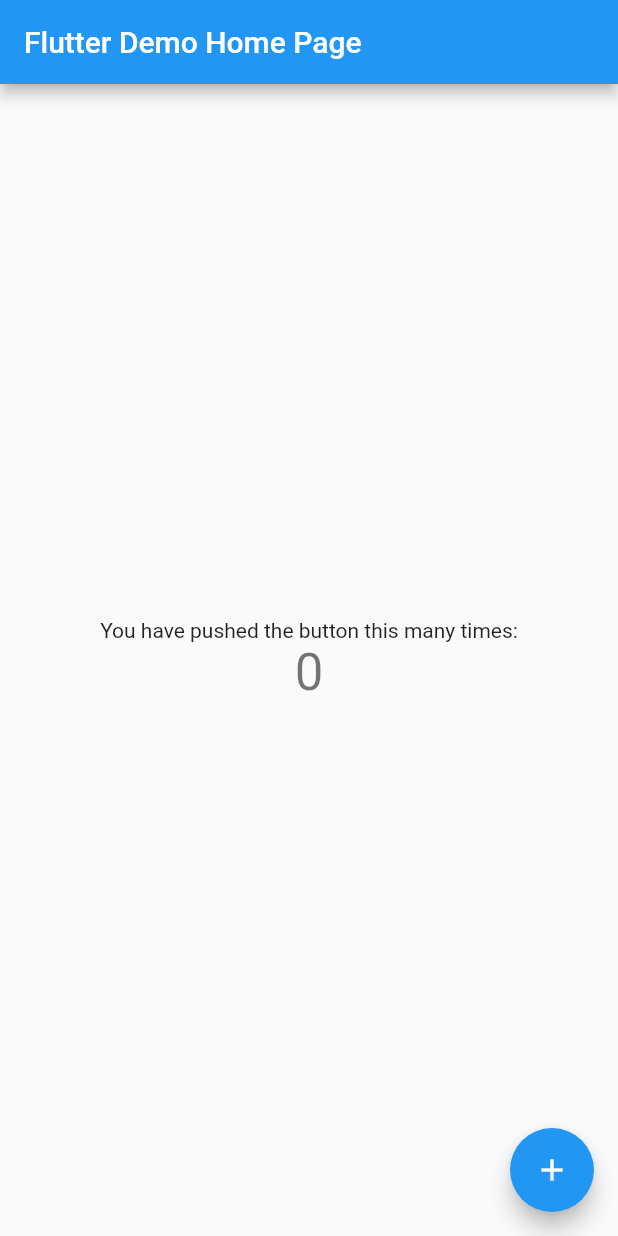
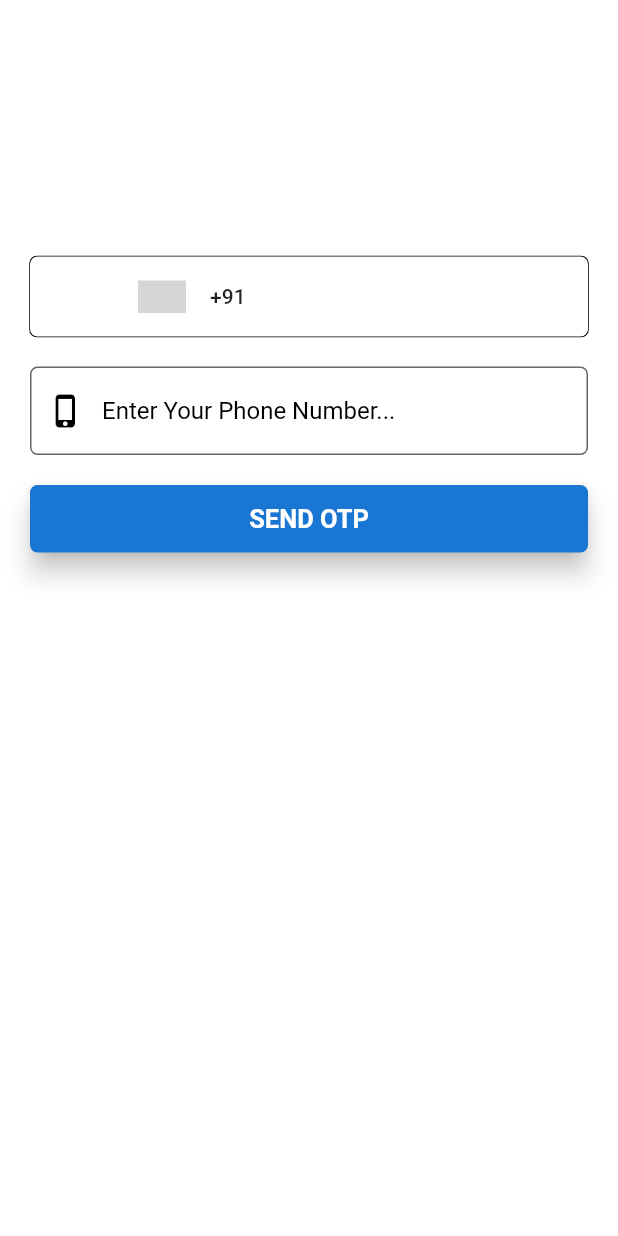
Before and after one commit to akshataBhosale/kisan, a Flutter app: the screen it shows after launch, on a phone screen of 412 x 824 dp. Run offline on Flutter 3.47's test engine with Material 2 defaults, Android fonts, the phone set to English and light mode, and no system bars; drawn by our look-alikes of country_code_picker; our stand-ins replace progress_dialog; grey boxes are pictures that could not be loaded.

Commit message:
MVVM, login otp, Verify with APIS

```diff
--- /dev/null
+++ b/lib/UI/Auth/LoginWithOTP.dart
@@ -0,0 +1,170 @@
+import 'dart:io';
+
+import 'package:country_code_picker/country_code_picker.dart';
+import 'package:flutter/cupertino.dart';
+import 'package:flutter/material.dart';
+import 'package:flutter/services.dart';
+import 'dart:async';
+
+import 'package:kisan/Helpers/constants.dart';
+import 'package:kisan/Helpers/helper.dart';
+import 'package:kisan/View%20Models/CustomViewModel.dart';
+import 'package:provider/provider.dart';
+import 'package:kisan/UI/Auth/LoginWithOTPVerify.dart';
+
+class LoginWithOTP extends StatefulWidget {
+  @override
+  _LoginWithOTPState createState() => _LoginWithOTPState();
+}
+
+class _LoginWithOTPState extends State<LoginWithOTP> {
+  String countryCode = '+91';
+  String phoneNo;
+  String errorMessage = '';
+
+  void _onCountryChange(CountryCode countryCode) {
+    //TODO : manipulate the selected country code here
+    print("New Country selected: " + countryCode.toString());
+    setState(() {
+      this.countryCode = countryCode.toString();
+    });
+  }
+
+  Future<void> _sendOTP() async {
+    Provider.of<CustomViewModel>(context, listen: false)
+        .sendOTP(this.countryCode + this.phoneNo, "OTP_IN")
+        .then((value) {
+      setState(() {
+        if (value == "error") {
+          //for unexpected error
+          errorMessage = value;
+        } else if (value == "Verification code sent") {
+          //for code 200
+          errorMessage = value;
+          //can be use to push to next screen
+          push(context, LoginWithOTPVerfy());
+        } else {
+          //for expected errors
+          errorMessage = value;
+        }
+      });
+    });
+  }
+
+  @override
+  void initState() {
+    super.initState();
+  }
+
+  @override
+  Widget build(BuildContext context) {
+    final screenHeight = MediaQuery.of(context).size.height;
+    final screenWidth = MediaQuery.of(context).size.width;
+
+    return Scaffold(
+      backgroundColor: Color(COLOR_BACKGROUND),
+      body: SingleChildScrollView(
+        child: Column(
+          mainAxisAlignment: MainAxisAlignment.center,
+          children: <Widget>[
+            SizedBox(
+              height: 100,
+            ),
+            Container(
+              margin: EdgeInsets.all(16.0),
+              child: Text(
+                errorMessage,
+                style: TextStyle(
+                    color: Color(COLOR_PRIMARY),
+                    fontWeight: FontWeight.bold,
+                    fontSize: 16.0),
+              ),
+            ),
+            Container(
+              width: screenWidth,
+              alignment: Alignment.centerLeft,
+              padding: EdgeInsets.only(left: 40),
+              margin: EdgeInsets.all(20.0),
+              decoration: new BoxDecoration(
+                  borderRadius: new BorderRadius.circular(5),
+                  color: Colors.white,
+                  boxShadow: [
+                    BoxShadow(color: Colors.black, spreadRadius: 0.5)
+                  ]),
+              child: CountryCodePicker(
+                onChanged: _onCountryChange,
+                // Initial selection and favorite can be one of code ('IT') OR dial_code('+39')
+                initialSelection: 'IN',
+                favorite: ['+91', 'IN'],
+                // optional. Shows only country name and flag
+                showCountryOnly: false,
+                // optional. Shows only country name and flag when popup is closed.
+                showOnlyCountryWhenClosed: false,
+                // optional. aligns the flag and the Text left
+                alignLeft: false,
+              ),
+            ),
+            Container(
+              margin: EdgeInsets.only(left: 20.0, right: 20.0),
+              child: TextField(
+                keyboardType: TextInputType.phone,
+                decoration: new InputDecoration(
+                    border: new OutlineInputBorder(
+                      borderRadius: const BorderRadius.all(
+                        const Radius.circular(5.0),
+                      ),
+                    ),
+                    filled: true,
+                    prefixIcon: Icon(
+                      Icons.phone_iphone,
+                      color: Color(COLOR_TEXT_BLACK),
+                    ),
+                    hintStyle: new TextStyle(color: Color(COLOR_TEXT_BLACK)),
+                    hintText: "Enter Your Phone Number...",
+                    fillColor: Color(COLOR_WHITE)),
+                onChanged: (value) {
+                  this.phoneNo = value;
+                },
+              ),
+            ),
+            Container(
+              margin: EdgeInsets.all(20.0),
+              width: double.infinity,
+              height: 45.0,
+              child: RaisedButton(
+                shape: RoundedRectangleBorder(
+                    borderRadius: BorderRadius.circular(5)),
+                onPressed: () {
+                  this.phoneNo == null
+                      ? setState(() {
+                          errorMessage = 'Phone number field required!';
+                        })
+                      : setState(() {
+                          errorMessage = 'Please wait...';
+                          // sendotp();
+                          _sendOTP();
+                        });
+                },
+                child: Text(
+                  "SEND OTP",
+                  style: TextStyle(
+                      color: Color(COLOR_BACKGROUND),
+                      fontSize: 17.0,
+                      fontWeight: FontWeight.bold),
+                ),
+                elevation: 7.0,
+                color: Color(COLOR_PRIMARY),
+              ),
+            ),
+            SizedBox(
+              height: 10,
+            ),
+            SizedBox(
+              height: 100,
+            ),
+          ],
+        ),
+      ),
+    );
+  }
+}
--- a/lib/main.dart
+++ b/lib/main.dart
@@ -1,113 +1,21 @@
 import 'package:flutter/material.dart';
+import 'package:provider/provider.dart';
 
-void main() {
-  runApp(MyApp());
+import 'UI/Auth/LoginWithOTP.dart';
+import 'View Models/CustomViewModel.dart';
+
+void main() async {
+  WidgetsFlutterBinding.ensureInitialized();
+
+  runApp(
+    MultiProvider(
+        providers: [
+          ChangeNotifierProvider(
+              create: (context) => CustomViewModel(),
+              child: MaterialApp(
+                  debugShowCheckedModeBanner: false, home: LoginWithOTP())),
+        ],
+        child: MaterialApp(
+            debugShowCheckedModeBanner: false, home: LoginWithOTP())),
+  );
 }
-
-class MyApp extends StatelessWidget {
-  // This widget is the root of your application.
-  @override
-  Widget build(BuildContext context) {
-    return MaterialApp(
-      title: 'Flutter Demo',
-      theme: ThemeData(
-        // This is the theme of your application.
-        //
-        // Try running your application with "flutter run". You'll see the
-        // application has a blue toolbar. Then, without quitting the app, try
-        // changing the primarySwatch below to Colors.green and then invoke
-        // "hot reload" (press "r" in the console where you ran "flutter run",
-        // or simply save your changes to "hot reload" in a Flutter IDE).
-        // Notice that the counter didn't reset back to zero; the application
-        // is not restarted.
-        primarySwatch: Colors.blue,
-      ),
-      home: MyHomePage(title: 'Flutter Demo Home Page'),
-    );
-  }
-}
-
-class MyHomePage extends StatefulWidget {
-  MyHomePage({Key key, this.title}) : super(key: key);
-
-  // This widget is the home page of your application. It is stateful, meaning
-  // that it has a State object (defined below) that contains fields that affect
-  // how it looks.
-
-  // This class is the configuration for the state. It holds the values (in this
-  // case the title) provided by the parent (in this case the App widget) and
-  // used by the build method of the State. Fields in a Widget subclass are
-  // always marked "final".
-
-  final String title;
-
-  @override
-  _MyHomePageState createState() => _MyHomePageState();
-}
-
-class _MyHomePageState extends State<MyHomePage> {
-  int _counter = 0;
-
-  void _incrementCounter() {
-    setState(() {
-      // This call to setState tells the Flutter framework that something has
-      // changed in this State, which causes it to rerun the build method below
-      // so that the display can reflect the updated values. If we changed
-      // _counter without calling setState(), then the build method would not be
-      // called again, and so nothing would appear to happen.
-      _counter++;
-    });
-  }
-
-  @override
-  Widget build(BuildContext context) {
-    // This method is rerun every time setState is called, for instance as done
-    // by the _incrementCounter method above.
-    //
-    // The Flutter framework has been optimized to make rerunning build methods
-    // fast, so that you can just rebuild anything that needs updating rather
-    // than having to individually change instances of widgets.
-    return Scaffold(
-      appBar: AppBar(
-        // Here we take the value from the MyHomePage object that was created by
-        // the App.build method, and use it to set our appbar title.
-        title: Text(widget.title),
-      ),
-      body: Center(
-        // Center is a layout widget. It takes a single child and positions it
-        // in the middle of the parent.
-        child: Column(
-          // Column is also a layout widget. It takes a list of children and
-          // arranges them vertically. By default, it sizes itself to fit its
-          // children horizontally, and tries to be as tall as its parent.
-          //
-          // Invoke "debug painting" (press "p" in the console, choose the
-          // "Toggle Debug Paint" action from the Flutter Inspector in Android
-          // Studio, or the "Toggle Debug Paint" command in Visual Studio Code)
-          // to see the wireframe for each widget.
-          //
-          // Column has various properties to control how it sizes itself and
-          // how it positions its children. Here we use mainAxisAlignment to
-          // center the children vertically; the main axis here is the vertical
-          // axis because Columns are vertical (the cross axis would be
-          // horizontal).
-          mainAxisAlignment: MainAxisAlignment.center,
-          children: <Widget>[
-            Text(
-              'You have pushed the button this many times:',
-            ),
-            Text(
-              '$_counter',
-              style: Theme.of(context).textTheme.headline4,
-            ),
-          ],
-        ),
-      ),
-      floatingActionButton: FloatingActionButton(
-        onPressed: _incrementCounter,
-        tooltip: 'Increment',
-        child: Icon(Icons.add),
-      ), // This trailing comma makes auto-formatting nicer for build methods.
-    );
-  }
-}
--- a/pubspec.yaml
+++ b/pubspec.yaml
@@ -23,11 +23,15 @@
 dependencies:
   flutter:
     sdk: flutter
-
+  progress_dialog: ^1.0.4
+  provider: ^4.0.1
+  http: ^0.12.2
+  country_code_picker: ^1.7.0
 
   # The following adds the Cupertino Icons font to your application.
   # Use with the CupertinoIcons class for iOS style icons.
   cupertino_icons: ^1.0.2
+
 
 dev_dependencies:
   flutter_test:
```
Also changed, not shown: lib/Helpers/constants.dart (added, +36 -0 lines), lib/Helpers/helper.dart (added, +42 -0 lines), lib/UI/Auth/LoginWithOTPVerify.dart (added, +141 -0 lines), lib/View Models/CustomViewModel.dart (added, +57 -0 lines), lib/services/web_service.dart (added, +57 -0 lines), pubspec.lock, 2 other files.
